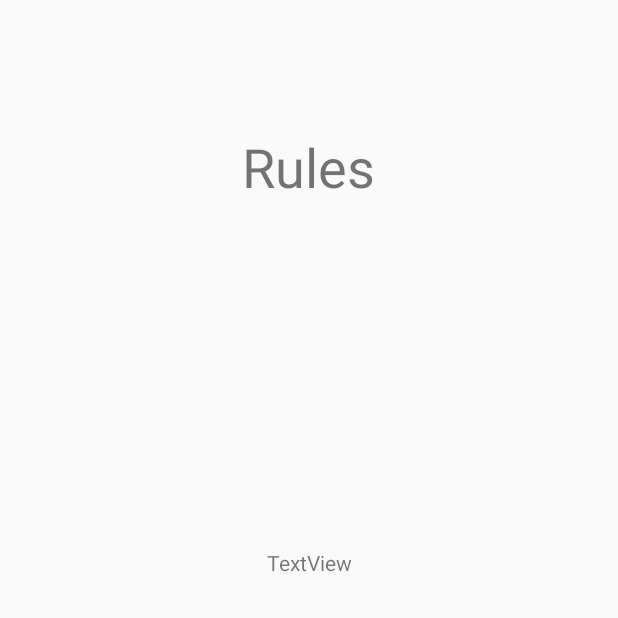
After one commit to cmarshall10450/Android-Project-Blackjack-Game, an Android app: the RulesActivity screen opened directly, with no data from a screen before it, on a phone screen of 412 x 824 dp, the top half of it. The commit adds this screen. Run offline under Robolectric (Android 15) with nearby library versions, the phone set to English and light mode, and no system bars.

Commit message:
Added Welcome activity and Rules activity.

```diff
--- a/Game/app/src/main/java/com/cmarshall10450/blackjack/activities/MainActivity.java
+++ b/Game/app/src/main/java/com/cmarshall10450/blackjack/activities/MainActivity.java
@@ -67,8 +67,6 @@ public class MainActivity extends AppCompatActivity {
     playerCardsList = findViewById(R.id.player_cards_list);
     dealerCardsList = findViewById(R.id.dealer_cards_list);
 
-    update();
-
     // If the dealer starts with blackjack then the game is immediately lost
     if (game.playerHasBlackjack(dealer)) {
       showGameStatus(R.string.game_status_lost);
@@ -79,6 +77,8 @@ public class MainActivity extends AppCompatActivity {
       showGameStatus(R.string.game_status_won);
       payBet(bet * 2.5);
     }
+
+    update();
   }
 
   private void update() {
@@ -104,7 +104,7 @@ public class MainActivity extends AppCompatActivity {
 
     for (Card card : cards) {
       TextView tv = new TextView(this);
-      tv.setTextSize(48);
+      tv.setTextSize(40);
       tv.setBackgroundColor(getResources().getColor(R.color.white));
       tv.setPadding(16, 32, 16, 32);
 
--- /dev/null
+++ b/Game/app/src/main/java/com/cmarshall10450/blackjack/activities/RulesActivity.java
@@ -0,0 +1,15 @@
+package com.cmarshall10450.blackjack.activities;
+
+import android.support.v7.app.AppCompatActivity;
+import android.os.Bundle;
+
+import com.cmarshall10450.blackjack.R;
+
+public class RulesActivity extends AppCompatActivity {
+
+  @Override
+  protected void onCreate(Bundle savedInstanceState) {
+    super.onCreate(savedInstanceState);
+    setContentView(R.layout.activity_rules);
+  }
+}
--- /dev/null
+++ b/Game/app/src/main/res/layout/activity_rules.xml
@@ -0,0 +1,39 @@
+<?xml version="1.0" encoding="utf-8"?>
+<android.support.constraint.ConstraintLayout
+  xmlns:android="http://schemas.android.com/apk/res/android"
+  xmlns:app="http://schemas.android.com/apk/res-auto"
+  xmlns:tools="http://schemas.android.com/tools"
+  android:layout_width="match_parent"
+  android:layout_height="match_parent"
+  tools:context="com.cmarshall10450.blackjack.activities.RulesActivity">
+
+  <TextView
+    android:id="@+id/textView2"
+    android:layout_width="wrap_content"
+    android:layout_height="wrap_content"
+    android:layout_marginBottom="8dp"
+    android:layout_marginEnd="8dp"
+    android:layout_marginStart="8dp"
+    android:layout_marginTop="20dp"
+    android:text="Rules"
+    android:textSize="36sp"
+    app:layout_constraintBottom_toBottomOf="parent"
+    app:layout_constraintEnd_toEndOf="parent"
+    app:layout_constraintHorizontal_bias="0.499"
+    app:layout_constraintStart_toStartOf="parent"
+    app:layout_constraintTop_toTopOf="parent"
+    app:layout_constraintVertical_bias="0.089"/>
+
+  <TextView
+    android:id="@+id/textView3"
+    android:layout_width="wrap_content"
+    android:layout_height="221dp"
+    android:layout_marginBottom="8dp"
+    android:layout_marginEnd="8dp"
+    android:layout_marginStart="8dp"
+    android:text="TextView"
+    app:layout_constraintBottom_toBottomOf="parent"
+    app:layout_constraintEnd_toEndOf="parent"
+    app:layout_constraintStart_toStartOf="parent"
+    app:layout_constraintTop_toBottomOf="@+id/textView2"/>
+</android.support.constraint.ConstraintLayout>
--- a/Game/app/src/main/res/values/strings.xml
+++ b/Game/app/src/main/res/values/strings.xml
@@ -8,4 +8,6 @@
   <string name="game_status_bust">You have bust!</string>
   <string name="replay_btn">Replay</string>
   <string name="cash_text">Cash:</string>
+  <string name="play_btn">Play</string>
+  <string name="rules_btn">Rules</string>
 </resources>
```
Also changed, not shown: Game/app/src/main/AndroidManifest.xml (+8 -4 lines), Game/app/src/main/java/com/cmarshall10450/blackjack/activities/WelcomeActivity.java (added, +22 -0 lines), Game/app/src/main/res/layout/activity_welcome.xml (added, +37 -0 lines), Game/app/src/main/res/drawable/splash.jpg (added).
